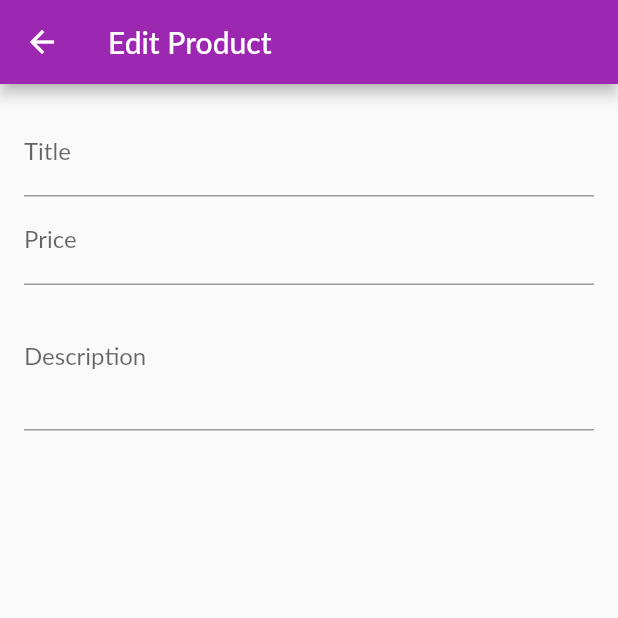
After one commit to HoangLiscao/my-shop, a Flutter app: the EditProductScreen screen opened by its route, on a phone screen of 412 x 824 dp, the top half of it. The commit adds this screen. Run offline on Flutter 3.47's test engine with Material 2 defaults, Android fonts, the phone set to English and light mode, and no system bars; network calls fail; Roboto replaces fonts that are missing (Lato).

Commit message:
add manage product screen

```diff
--- a/lib/main.dart
+++ b/lib/main.dart
@@ -4,9 +4,11 @@ import 'package:shop_app/providers/cart_provider.dart';
 import 'package:shop_app/providers/orders_provider.dart';
 import 'package:shop_app/providers/products_provider.dart';
 import 'package:shop_app/screens/cart_screen.dart';
+import 'package:shop_app/screens/edit_product_screen.dart';
 import 'package:shop_app/screens/orders_screen.dart';
 import 'package:shop_app/screens/product_detail_screen.dart';
 import 'package:shop_app/screens/products_overview_screen.dart';
+import 'package:shop_app/screens/user_products_screen.dart';
 
 void main() {
   runApp(MyApp());
@@ -32,7 +34,9 @@ class MyApp extends StatelessWidget {
           "/": (context) => ProductsOverviewScreen(),
           ProductDetailScreen.routeName: (context) => ProductDetailScreen(),
           CartScreen.routeName: (context) => CartScreen(),
-          OrdersScreen.routeName: (context) => OrdersScreen()
+          OrdersScreen.routeName: (context) => OrdersScreen(),
+          UserProductsScreen.routeName: (context) => UserProductsScreen(),
+          EditProductScreen.routeName: (context) => EditProductScreen()
         },
       ),
     );
--- /dev/null
+++ b/lib/screens/edit_product_screen.dart
@@ -0,0 +1,63 @@
+import 'package:flutter/material.dart';
+import 'package:flutter/services.dart';
+
+class EditProductScreen extends StatefulWidget {
+  static const routeName = "/edit_product_screen";
+
+  @override
+  _EditProductScreenState createState() => _EditProductScreenState();
+}
+
+class _EditProductScreenState extends State<EditProductScreen> {
+  final _priceForcusNode = FocusNode();
+  final _descriptionForcusNode = FocusNode();
+
+  @override
+  void dispose() {
+    _priceForcusNode.dispose();
+    _descriptionForcusNode.dispose();
+    super.dispose();
+  }
+
+  @override
+  Widget build(BuildContext context) {
+    return Scaffold(
+      appBar: AppBar(
+        title: Text("Edit Product"),
+        actions: [TextButton(onPressed: () {}, child: Text("Save"))],
+      ),
+      body: Padding(
+        padding: const EdgeInsets.all(16.0),
+        child: Form(
+          child: SingleChildScrollView(
+            child: Column(
+              children: [
+                TextFormField(
+                  decoration: InputDecoration(labelText: "Title"),
+                  textInputAction: TextInputAction.next,
+                  onFieldSubmitted: (_) {
+                    FocusScope.of(context).requestFocus(_priceForcusNode);
+                  },
+                ),
+                TextFormField(
+                  decoration: InputDecoration(labelText: "Price"),
+                  textInputAction: TextInputAction.next,
+                  keyboardType: TextInputType.number,
+                  focusNode: _priceForcusNode,
+                ),
+                TextFormField(
+                  decoration: InputDecoration(labelText: "Description"),
+                  maxLines: 3,
+                  keyboardType: TextInputType.multiline,
+                  onFieldSubmitted: (_) {
+                    FocusScope.of(context).requestFocus(_descriptionForcusNode);
+                  },
+                ),
+              ],
+            ),
+          ),
+        ),
+      ),
+    );
+  }
+}
--- a/lib/widgets/app_drawer_widget.dart
+++ b/lib/widgets/app_drawer_widget.dart
@@ -2,6 +2,7 @@
   import 'package:flutter/material.dart';
 import 'package:shop_app/screens/orders_screen.dart';
 import 'package:shop_app/screens/products_overview_screen.dart';
+import 'package:shop_app/screens/user_products_screen.dart';
 
   class AppDrawerWidget extends StatelessWidget {
 
@@ -17,6 +18,10 @@ import 'package:shop_app/screens/products_overview_screen.dart';
         Divider(),
         ListTile(leading: Icon(Icons.payment), title: Text("Payment"), onTap: () {
           Navigator.of(context).pushReplacementNamed(OrdersScreen.routeName);
+        },),
+        Divider(),
+        ListTile(leading: Icon(Icons.edit), title: Text("Manage"), onTap: () {
+          Navigator.of(context).pushReplacementNamed(UserProductsScreen.routeName);
         },)
       ],),);
     }
--- /dev/null
+++ b/lib/widgets/user_product_item_widget.dart
@@ -0,0 +1,27 @@
+import 'package:flutter/material.dart';
+
+class UserProductItem extends StatelessWidget {
+  final String title;
+  final String imageUrl;
+
+  UserProductItem(this.title, this.imageUrl);
+
+  @override
+  Widget build(BuildContext context) {
+    return ListTile(
+      title: Text(title),
+      leading: CircleAvatar(
+        backgroundImage: NetworkImage(imageUrl),
+      ),
+      trailing: Container(
+        width: 100,
+        child: Row(
+          children: [
+            IconButton(onPressed: () {}, icon: Icon(Icons.edit), color: Theme.of(context).primaryColor,),
+            IconButton(onPressed: () {}, icon: Icon(Icons.delete), color: Theme.of(context).errorColor,)
+          ],
+        ),
+      ),
+    );
+  }
+}
```
Also changed, not shown: lib/screens/user_products_screen.dart (added, +39 -0 lines), lib/widgets/cart_widget.dart (+18 -0 lines).
